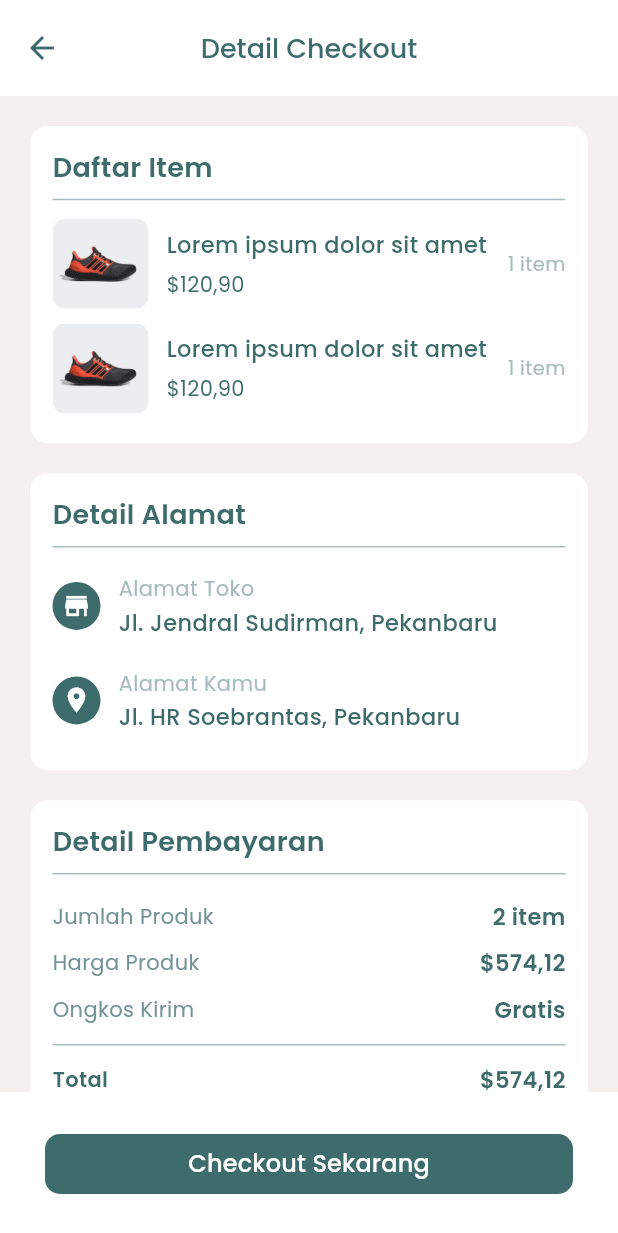
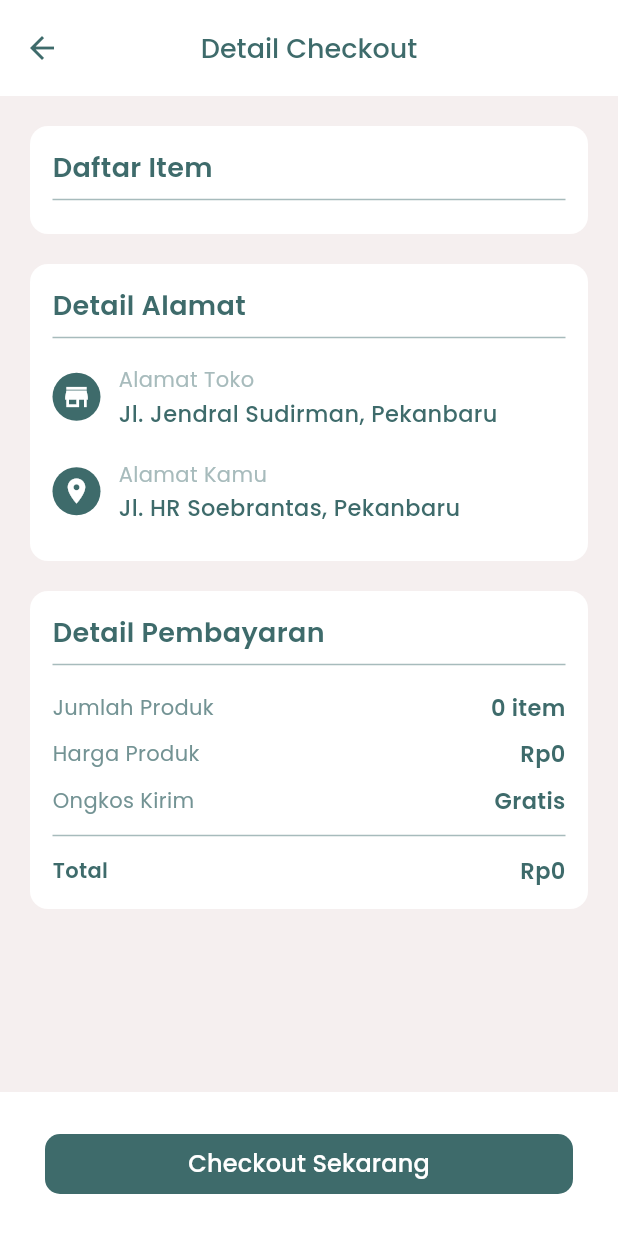
Before and after one commit to freack21/toko-winda-tenun-frontend, a Flutter app: the CheckoutPage screen opened by its route, on a phone screen of 412 x 824 dp. Shown: the top 1233 px of the screen. Run offline on Flutter 3.47's test engine with Material 3 defaults, Android fonts, the phone set to English and light mode, and no system bars; our stand-ins replace cloud_firestore, firebase_core, fluttertoast, google_fonts, shared_preferences, visibility_detector; accounts and stored records are empty; network calls fail.

Commit message:
add checkout

```diff
--- a/lib/components/card_component.dart
+++ b/lib/components/card_component.dart
@@ -395,7 +395,9 @@ class cartTile extends StatelessWidget {
 }
 
 class itemTile extends StatelessWidget {
-  const itemTile({super.key});
+  final CartModel cart;
+
+  const itemTile({super.key, required this.cart});
 
   @override
   Widget build(BuildContext context) {
@@ -411,8 +413,8 @@ class itemTile extends StatelessWidget {
             children: [
               ClipRRect(
                 borderRadius: BorderRadius.circular(8),
-                child: Image.asset(
-                  "assets/image_shoes.png",
+                child: Image.network(
+                  imageUrl(cart.product?.galleries![0]!.url),
                   width: 64,
                 ),
               ),
@@ -425,7 +427,7 @@ class itemTile extends StatelessWidget {
                   mainAxisAlignment: MainAxisAlignment.center,
                   children: [
                     Text(
-                      "Lorem ipsum dolor sit amet",
+                      cart.product!.name,
                       style: primaryTextStyle.copyWith(
                           fontWeight: medium, fontSize: 15),
                       overflow: TextOverflow.ellipsis,
@@ -434,7 +436,7 @@ class itemTile extends StatelessWidget {
                       height: 6,
                     ),
                     Text(
-                      "\$120,90",
+                      formatRupiah(cart.product!.price),
                       style: priceTextStyle,
                       overflow: TextOverflow.ellipsis,
                     )
@@ -447,7 +449,7 @@ class itemTile extends StatelessWidget {
               Column(
                 children: [
                   Text(
-                    "1 item",
+                    "${cart.quantity} item",
                     style: subtitleTextStyle.copyWith(fontSize: 13),
                   ),
                 ],
--- a/lib/components/chat_bubble.dart
+++ b/lib/components/chat_bubble.dart
@@ -208,7 +208,9 @@ class ChatBubble extends StatelessWidget {
     return VisibilityDetector(
       key: Key(chatDocument.id),
       onVisibilityChanged: (visibilityInfo) {
-        if (visibilityInfo.visibleFraction > 0.5 && !chatDocument['has_read']) {
+        if (!isSender &&
+            visibilityInfo.visibleFraction > 0.5 &&
+            !chatDocument['has_read']) {
           _updateHasRead();
         }
       },
--- a/lib/pages/checkout_page.dart
+++ b/lib/pages/checkout_page.dart
@@ -1,5 +1,6 @@
 import 'package:flutter/material.dart';
 import 'package:frontend/components/card_component.dart';
+import 'package:frontend/components/form_component.dart';
 import 'package:frontend/providers/auth_provider.dart';
 import 'package:frontend/providers/cart_provider.dart';
 import 'package:frontend/providers/transaction_provider.dart';
@@ -28,15 +29,17 @@ class _CheckoutPageState extends State<CheckoutPage> {
         isLoading = true;
       });
 
-      if (await transactionProvider.checkout(
+      bool statusCO = await transactionProvider.checkout(
         authProvider.user.token,
         cartProvider.carts,
         cartProvider.totalPrice(),
-      )) {
+      );
+      if (!context.mounted) return;
+      Navigator.popAndPushNamed(context, '/checkout-result',
+          arguments: {'isSuccess': statusCO});
+
+      if (statusCO) {
         cartProvider.carts = [];
-        if (!context.mounted) return;
-        Navigator.pushNamedAndRemoveUntil(
-            context, '/checkout-result', (route) => false);
       }
 
       setState(() {
@@ -77,8 +80,13 @@ class _CheckoutPageState extends State<CheckoutPage> {
             Divider(
               color: subtitleColor,
             ),
-            itemTile(),
-            itemTile(),
+            Column(
+              children: cartProvider.carts
+                  .map(
+                    (cart) => itemTile(cart: cart),
+                  )
+                  .toList(),
+            ),
           ],
         ),
       );
@@ -144,7 +152,7 @@ class _CheckoutPageState extends State<CheckoutPage> {
                   style: secondaryTextStyle,
                 )),
                 Text(
-                  "2 item",
+                  "${cartProvider.totalItems()} item",
                   style: primaryTextStyle.copyWith(
                       fontSize: 15, fontWeight: semiBold),
                 ),
@@ -161,7 +169,7 @@ class _CheckoutPageState extends State<CheckoutPage> {
                   style: secondaryTextStyle,
                 )),
                 Text(
-                  "\$574,12",
+                  formatRupiah(cartProvider.totalPrice()),
                   style: primaryTextStyle.copyWith(
                       fontSize: 15, fontWeight: semiBold),
                 ),
@@ -201,7 +209,7 @@ class _CheckoutPageState extends State<CheckoutPage> {
                   style: primaryTextStyle.copyWith(fontWeight: semiBold),
                 )),
                 Text(
-                  "\$574,12",
+                  formatRupiah(cartProvider.totalPrice()),
                   style: primaryTextStyle.copyWith(
                       fontSize: 15, fontWeight: semiBold),
                 ),
@@ -225,10 +233,10 @@ class _CheckoutPageState extends State<CheckoutPage> {
                 vertical: defaultMargin / 1.25, horizontal: defaultMargin),
             child: SizedBox(
               width: double.infinity,
-              child: TextButton(
-                onPressed: () {
-                  Navigator.popAndPushNamed(context, "/checkout-result");
-                },
+              child: isLoading
+                  ? const LoadingButton()
+                  : TextButton(
+                      onPressed: handleCheckout,
                       style: TextButton.styleFrom(
                           backgroundColor: primaryColor,
                           shape: RoundedRectangleBorder(
--- a/lib/pages/detail_chat_page.dart
+++ b/lib/pages/detail_chat_page.dart
@@ -278,7 +278,11 @@ class _DetailChatPageState extends State<DetailChatPage> {
               .snapshots(),
           builder: (context, snapshot) {
             if (!snapshot.hasData) {
-              return const Center(child: CircularProgressIndicator());
+              return Center(
+                  child: CircularProgressIndicator(
+                      valueColor: AlwaysStoppedAnimation(
+                subtitleColor,
+              )));
             }
 
             var chatDocuments = snapshot.data!.docs;
--- a/lib/pages/edit_profile_page.dart
+++ b/lib/pages/edit_profile_page.dart
@@ -109,7 +109,7 @@ class _EditProfilePageState extends State<EditProfilePage> {
                     child: CircularProgressIndicator(
                       strokeWidth: 2,
                       valueColor: AlwaysStoppedAnimation(
-                        primaryColor,
+                        subtitleColor,
                       ),
                     ),
                   )
--- a/lib/pages/sign_in_page.dart
+++ b/lib/pages/sign_in_page.dart
@@ -1,6 +1,7 @@
 import 'package:flutter/material.dart';
 import 'package:frontend/components/form_component.dart';
 import 'package:frontend/providers/auth_provider.dart';
+import 'package:frontend/providers/page_provider.dart';
 import 'package:frontend/theme.dart';
 import 'package:provider/provider.dart';
 
@@ -22,6 +23,8 @@ class _SignInPageState extends State<SignInPage> {
   @override
   Widget build(BuildContext context) {
     AuthProvider authProvider = Provider.of<AuthProvider>(context);
+    PageProvider pageProvider = Provider.of<PageProvider>(context);
+    pageProvider.currentIndex = 0;
 
     handleSignIn() async {
       setState(() {
--- a/pubspec.yaml
+++ b/pubspec.yaml
@@ -44,6 +44,7 @@ dependencies:
     visibility_detector: ^0.4.0+2
     intl: ^0.19.0
     fluttertoast: ^8.2.6
+    url_launcher: ^6.3.0
 
 dev_dependencies:
     flutter_test:
```
Also changed, not shown: lib/pages/menus/chat_page.dart (+5 -2 lines), lib/pages/menus/profile_page.dart (+47 -4 lines), lib/pages/product_detail_page.dart (+17 -3 lines), lib/pages/result_checkout_page.dart (+40 -14 lines), pubspec.lock, 5 other files. Lines whose indentation alone changed are shown as unchanged.
